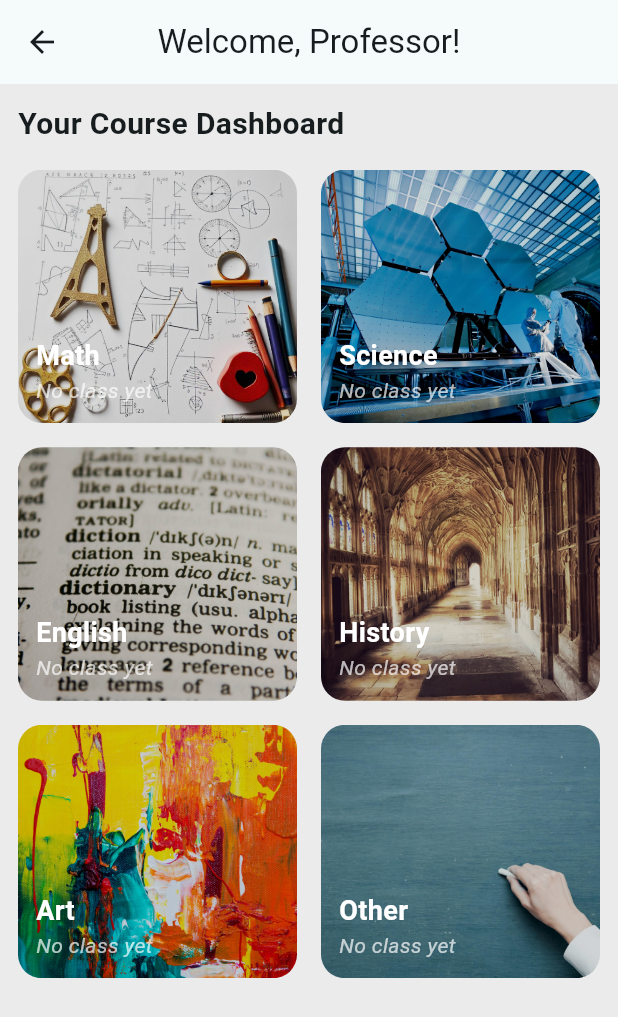
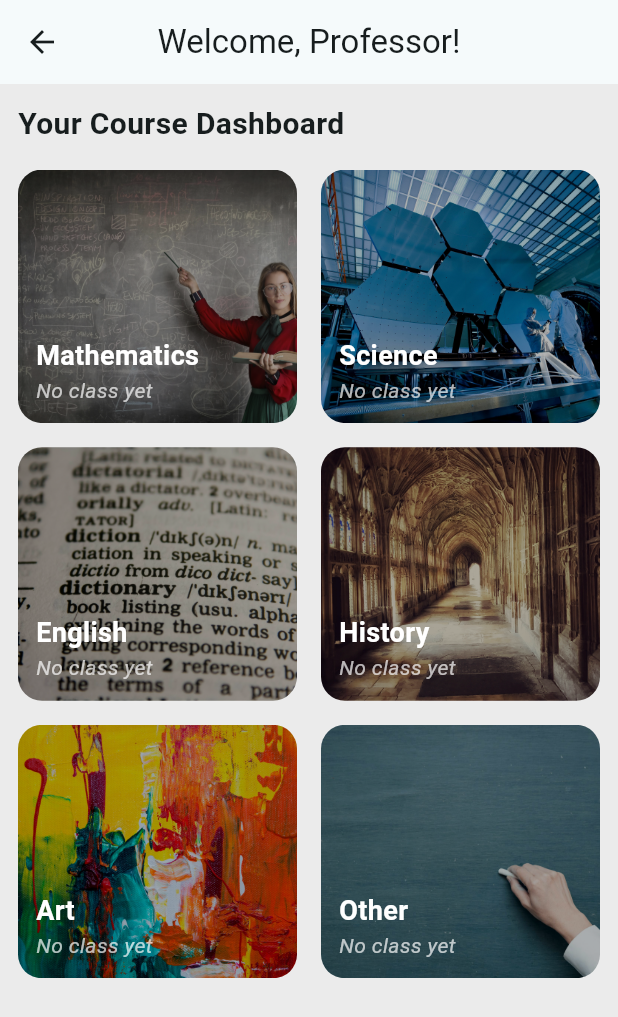
Before and after one commit to WilsonOpudo/app, a Flutter app: the ProfessorWelcomePage screen opened directly, on a phone screen of 412 x 824 dp. Shown: the top 1017 px of the screen. Run offline on Flutter 3.47's test engine with Material 3 defaults, Android fonts, the light colour scheme and no system bars; our stand-ins replace date_picker_timeline, google_nav_bar, shared_preferences, smooth_page_indicator, syncfusion_flutter_calendar; accounts and stored records are empty; network calls fail.

Commit message:
professor class categories

```diff
--- a/lib/screens/professorWelcomePage.dart
+++ b/lib/screens/professorWelcomePage.dart
@@ -13,12 +13,20 @@ class _ProfessorWelcomePageState extends State<ProfessorWelcomePage> {
   String? professorEmail;
 
   final Map<String, String> courseImages = {
-    'Math': 'assets/math.jpg',
+    'Mathematics': 'assets/math.jpg',
     'Science': 'assets/science.jpg',
     'English': 'assets/english.jpg',
     'History': 'assets/history.jpg',
     'Art': 'assets/art.jpg',
     'Other': 'assets/other.jpg',
+  };
+
+  final Map<String, List<String>> categoryKeywords = {
+    'Mathematics': ['math', 'algebra', 'calculus', 'geometry', 'trigonometry'],
+    'Science': ['science', 'biology', 'physics', 'chemistry', 'computer'],
+    'English': ['english', 'literature', 'grammar', 'writing', 'language'],
+    'History': ['history', 'geography', 'civics'],
+    'Art': ['art', 'drawing', 'painting', 'music', 'theatre'],
   };
 
   @override
@@ -41,13 +49,32 @@ class _ProfessorWelcomePageState extends State<ProfessorWelcomePage> {
     }
   }
 
-  List<Map<String, dynamic>> _getClassesByName(String name) {
-    return createdClasses.where((cls) => cls['course_name'] == name).toList();
+  String _categorize(String name) {
+    final lower = name.toLowerCase();
+    for (final entry in categoryKeywords.entries) {
+      for (final keyword in entry.value) {
+        if (lower.contains(keyword)) return entry.key;
+      }
+    }
+    return 'Other';
+  }
+
+  Map<String, List<Map<String, dynamic>>> _groupByCategory() {
+    final grouped = {
+      for (final cat in courseImages.keys) cat: <Map<String, dynamic>>[]
+    };
+
+    for (final cls in createdClasses) {
+      final category = _categorize(cls['course_name']);
+      grouped[category]?.add(cls);
+    }
+
+    return grouped;
   }
 
   @override
   Widget build(BuildContext context) {
-    final courseNames = courseImages.keys.toList();
+    final grouped = _groupByCategory();
 
     return Scaffold(
       appBar: AppBar(
@@ -72,22 +99,20 @@ class _ProfessorWelcomePageState extends State<ProfessorWelcomePage> {
                   crossAxisSpacing: 16,
                   childAspectRatio: 1.1,
                 ),
-                itemCount: courseNames.length,
+                itemCount: courseImages.length,
                 itemBuilder: (context, index) {
-                  final course = courseNames[index];
-                  final classes = _getClassesByName(course);
-                  final imgPath =
-                      courseImages[course] ?? courseImages['Other']!;
+                  final category = courseImages.keys.elementAt(index);
+                  final classes = grouped[category] ?? [];
+                  final imgPath = courseImages[category]!;
 
                   return GestureDetector(
                     onTap: () {
                       if (classes.isNotEmpty) {
-                        // Navigate to class list page with matching course name
                         Navigator.push(
                           context,
                           MaterialPageRoute(
                             builder: (_) => CourseGroupPage(
-                              courseName: course,
+                              courseName: category,
                               matchingClasses: classes,
                             ),
                           ),
@@ -104,7 +129,7 @@ class _ProfessorWelcomePageState extends State<ProfessorWelcomePage> {
                               fit: BoxFit.cover,
                               colorFilter: classes.isEmpty
                                   ? ColorFilter.mode(
-                                      Colors.grey.withOpacity(0.4),
+                                      Colors.black.withOpacity(0.3),
                                       BlendMode.darken,
                                     )
                                   : null,
@@ -119,7 +144,7 @@ class _ProfessorWelcomePageState extends State<ProfessorWelcomePage> {
                             crossAxisAlignment: CrossAxisAlignment.start,
                             children: [
                               Text(
-                                course,
+                                category,
                                 style: const TextStyle(
                                   fontSize: 18,
                                   fontWeight: FontWeight.bold,
@@ -131,10 +156,9 @@ class _ProfessorWelcomePageState extends State<ProfessorWelcomePage> {
                                   "${classes.length} class${classes.length > 1 ? 'es' : ''}",
                                   style: const TextStyle(
                                     color: Colors.white,
-                                    fontWeight: FontWeight.w500,
                                   ),
-                                ),
-                              if (classes.isEmpty)
+                                )
+                              else
                                 const Text(
                                   "No class yet",
                                   style: TextStyle(
@@ -162,8 +186,11 @@ class CourseGroupPage extends StatelessWidget {
   final String courseName;
   final List<Map<String, dynamic>> matchingClasses;
 
-  const CourseGroupPage(
-      {super.key, required this.courseName, required this.matchingClasses});
+  const CourseGroupPage({
+    super.key,
+    required this.courseName,
+    required this.matchingClasses,
+  });
 
   @override
   Widget build(BuildContext context) {
```
Also changed, not shown: assets/math.jpg.
